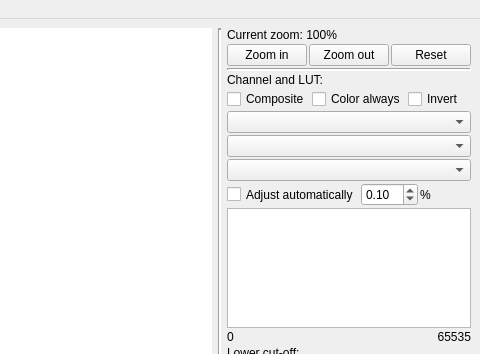
Above: ui/mainwindow.ui from takushim/momotrack before the change; both pictures show x 320 to 800 and y 0 to 354 of the 800 by 650 pixel window. Below: the same form after it.
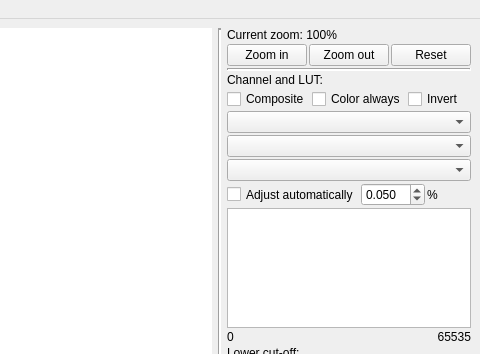
That is the form after the change.

The edit to the form file:
```diff
--- a/ui/mainwindow.ui
+++ b/ui/mainwindow.ui
@@ -521,11 +521,14 @@
             <property name="focusPolicy">
              <enum>Qt::ClickFocus</enum>
             </property>
+            <property name="decimals">
+             <number>3</number>
+            </property>
             <property name="singleStep">
              <double>0.100000000000000</double>
             </property>
             <property name="value">
-             <double>0.100000000000000</double>
+             <double>0.050000000000000</double>
             </property>
            </widget>
           </item>
```
Left out of the diff: 2 changed lines with no effect on the pictures.
